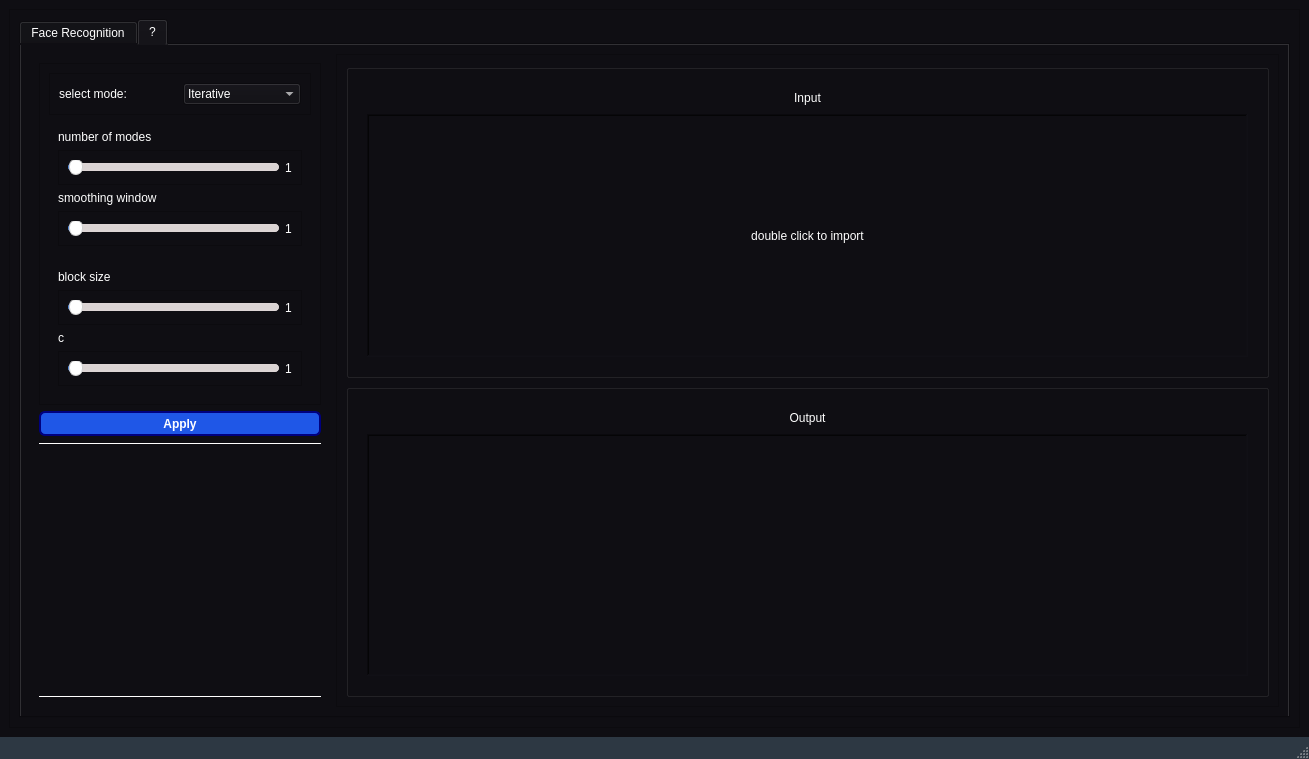
First picture: the form in ui.ui, repository Eagle-E-Y-E/Task5-FaceRecognition, before the edit.
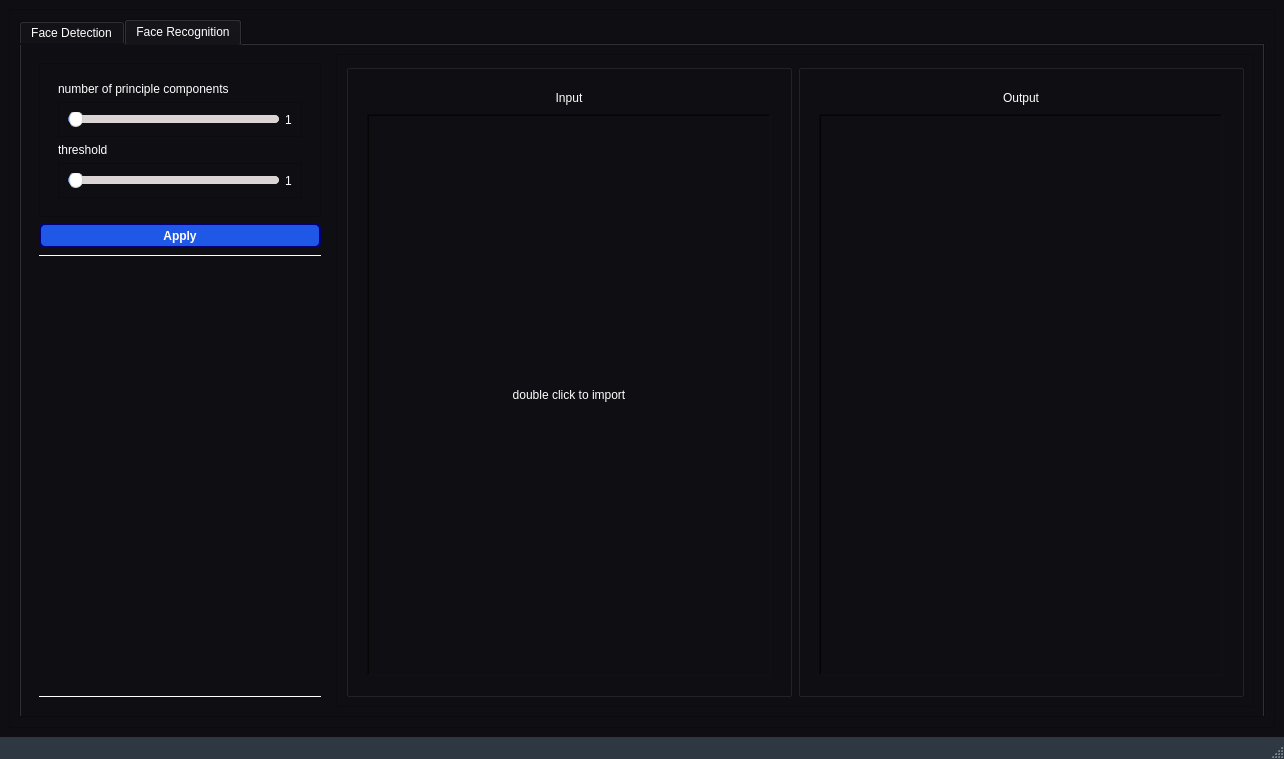
Second picture: the form after the edit. The open tabs and pages were chosen to show the change. Icons and pictures are not drawn.

What changed in the file:
```diff
--- a/ui.ui
+++ b/ui.ui
@@ -6,7 +6,7 @@
    <rect>
     <x>0</x>
     <y>0</y>
-    <width>1309</width>
+    <width>1284</width>
     <height>759</height>
    </rect>
   </property>
@@ -393,7 +393,7 @@
          </property>
          <widget class="QWidget" name="tab">
           <attribute name="title">
-           <string>Face Recognition</string>
+           <string>Face Detection</string>
           </attribute>
           <layout class="QVBoxLayout" name="verticalLayout_4">
            <item>
@@ -622,7 +622,7 @@
          </widget>
          <widget class="QWidget" name="tab_2">
           <attribute name="title">
-           <string>?</string>
+           <string>Face Recognition</string>
           </attribute>
           <layout class="QHBoxLayout" name="horizontalLayout_6">
            <item>
@@ -655,65 +655,13 @@
                  <enum>QFrame::Raised</enum>
                 </property>
                 <layout class="QVBoxLayout" name="verticalLayout_9">
-                 <item>
-                  <widget class="QFrame" name="frame_15">
-                   <property name="frameShape">
-                    <enum>QFrame::StyledPanel</enum>
-                   </property>
-                   <property name="frameShadow">
-                    <enum>QFrame::Raised</enum>
-                   </property>
-                   <layout class="QHBoxLayout" name="horizontalLayout_5">
-                    <item>
-                     <widget class="QLabel" name="label_9">
-                      <property name="maximumSize">
-                       <size>
-                        <width>16777215</width>
-                        <height>35</height>
-                       </size>
-                      </property>
-                      <property name="text">
-                       <string>select mode:</string>
-                      </property>
-                     </widget>
-                    </item>
-                    <item>
-                     <widget class="QComboBox" name="thersholding_combo">
-                      <property name="currentText">
-                       <string>Iterative</string>
-                      </property>
-                      <item>
-                       <property name="text">
-                        <string>Iterative</string>
-                       </property>
-                      </item>
-                      <item>
-                       <property name="text">
-                        <string>Local</string>
-                       </property>
-                      </item>
-                      <item>
-                       <property name="text">
-                        <string>Otsu</string>
-                       </property>
-                      </item>
-                      <item>
-                       <property name="text">
-                        <string>Spectral</string>
-                       </property>
-                      </item>
-                     </widget>
-                    </item>
-                   </layout>
-                  </widget>
-                 </item>
                  <item>
                   <widget class="QWidget" name="spectral_widget" native="true">
                    <layout class="QVBoxLayout" name="verticalLayout_24">
                     <item>
                      <widget class="QLabel" name="label_14">
                       <property name="text">
-                       <string>number of modes</string>
+                       <string>number of principle components</string>
                       </property>
                      </widget>
                     </item>
@@ -752,7 +700,7 @@
                     <item>
                      <widget class="QLabel" name="label_16">
                       <property name="text">
-                       <string>smoothing window</string>
+                       <string>threshold</string>
                       </property>
                      </widget>
                     </item>
@@ -779,91 +727,7 @@
                         </widget>
                        </item>
                        <item>
-                        <widget class="QLabel" name="smoothing_window_label">
-                         <property name="text">
-                          <string>1</string>
-                         </property>
-                        </widget>
-                       </item>
-                      </layout>
-                     </widget>
-                    </item>
-                   </layout>
-                  </widget>
-                 </item>
-                 <item>
-                  <widget class="QWidget" name="local_thresholding_widget" native="true">
-                   <layout class="QVBoxLayout" name="verticalLayout_25">
-                    <item>
-                     <widget class="QLabel" name="label_17">
-                      <property name="text">
-                       <string>block size</string>
-                      </property>
-                     </widget>
-                    </item>
-                    <item>
-                     <widget class="QFrame" name="frame_32">
-                      <property name="frameShape">
-                       <enum>QFrame::StyledPanel</enum>
-                      </property>
-                      <property name="frameShadow">
-                       <enum>QFrame::Raised</enum>
-                      </property>
-                      <layout class="QHBoxLayout" name="horizontalLayout_23">
-                       <item>
-                        <widget class="QSlider" name="block_size_slider">
-                         <property name="minimum">
-                          <number>1</number>
-                         </property>
-                         <property name="maximum">
-                          <number>100</number>
-                         </property>
-                         <property name="orientation">
-                          <enum>Qt::Horizontal</enum>
-                         </property>
-                        </widget>
-                       </item>
-                       <item>
-                        <widget class="QLabel" name="block_size_label">
-                         <property name="text">
-                          <string>1</string>
-                         </property>
-                        </widget>
-                       </item>
-                      </layout>
-                     </widget>
-                    </item>
-                    <item>
-                     <widget class="QLabel" name="label_18">
-                      <property name="text">
-                       <string>c</string>
-                      </property>
-                     </widget>
-                    </item>
-                    <item>
-                     <widget class="QFrame" name="frame_33">
-                      <property name="frameShape">
-                       <enum>QFrame::StyledPanel</enum>
-                      </property>
-                      <property name="frameShadow">
-                       <enum>QFrame::Raised</enum>
-                      </property>
-                      <layout class="QHBoxLayout" name="horizontalLayout_24">
-                       <item>
-                        <widget class="QSlider" name="c_slider">
-                         <property name="minimum">
-                          <number>1</number>
-                         </property>
-                         <property name="maximum">
-                          <number>100</number>
-                         </property>
-                         <property name="orientation">
-                          <enum>Qt::Horizontal</enum>
-                         </property>
-                        </widget>
-                       </item>
-                       <item>
-                        <widget class="QLabel" name="c_label">
+                        <widget class="QLabel" name="threshold_label">
                          <property name="text">
                           <string>1</string>
                          </property>
@@ -1387,7 +1251,7 @@
              <property name="frameShadow">
               <enum>QFrame::Raised</enum>
              </property>
-             <layout class="QVBoxLayout" name="verticalLayout_29">
+             <layout class="QHBoxLayout" name="horizontalLayout_3">
               <item>
                <widget class="QGroupBox" name="groupBox_5">
                 <property name="title">
```
Left out of the diff: 16 changed lines with no effect on the pictures.
